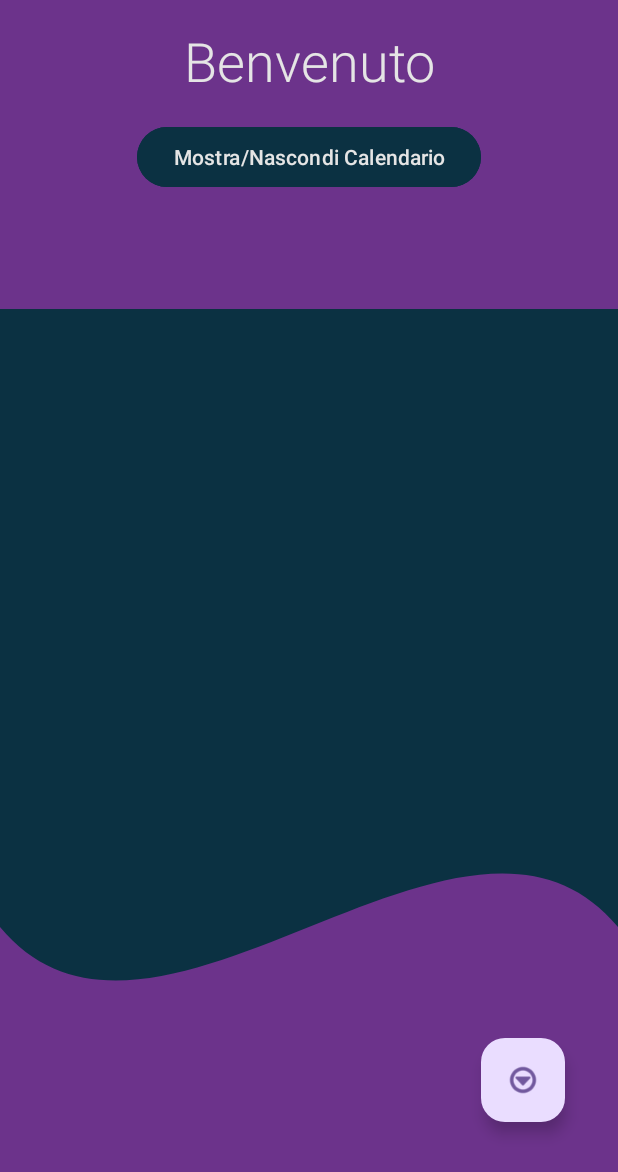
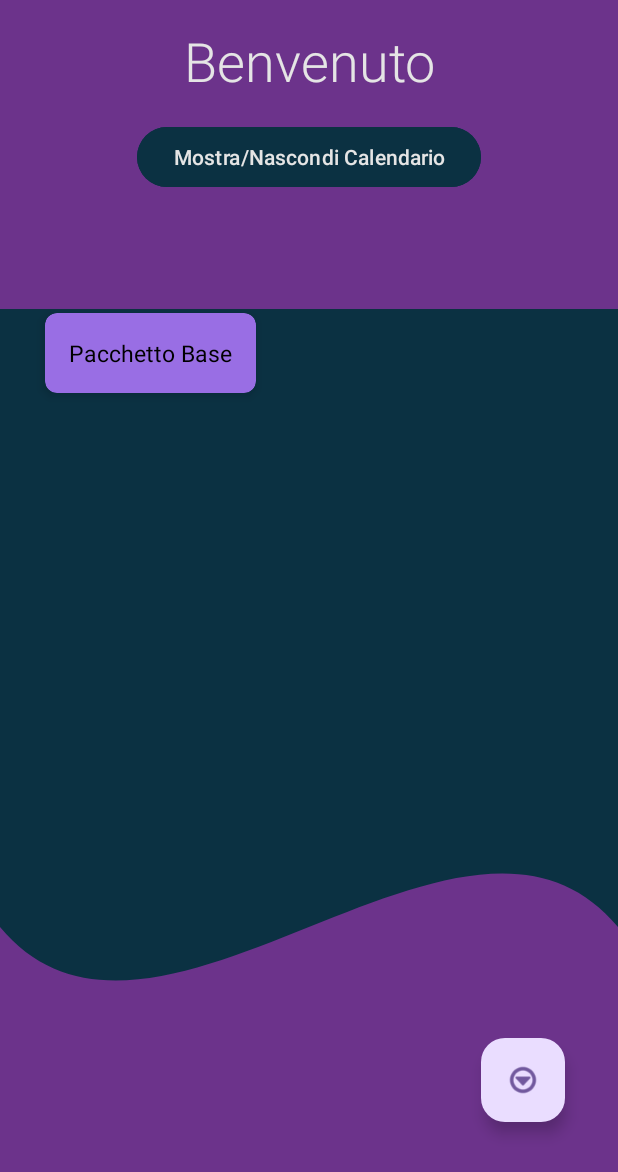
Before and after one commit to ilarialanciotto/Progetto_SI_room, an Android app: the DashboardCliente screen opened directly, with no data from a screen before it, on a phone screen of 412 x 824 dp. Shown: the top 1172 px of the screen. Run offline under Robolectric (Android 15) with nearby library versions, the phone set to English and light mode, and no system bars; our stand-ins replace Room's generated code.

Commit message:
modifica per i contenuti personalizzati per i clienti--> FUNZIONA ma non riesco a far aggiornare la lista in live. in una lista ci sono i pacchetti piu acquistati dall'utente e in un altra quelli piu acquistati in generale (i primi 2)

```diff
--- a/app/src/main/java/com/example/progetto_si/Acquisti/AcquistiViewModel.kt
+++ b/app/src/main/java/com/example/progetto_si/Acquisti/AcquistiViewModel.kt
@@ -2,6 +2,7 @@ package com.example.progetto_si.Acquisti
 
 import android.app.Application
 import androidx.lifecycle.AndroidViewModel
+import androidx.lifecycle.LiveData
 import androidx.lifecycle.viewModelScope
 import com.example.progetto_si.MyDatabase
 import com.example.progetto_si.Pacchetto.Pacchetto
@@ -46,4 +47,22 @@ class AcquistiViewModel (application : Application) : AndroidViewModel(applicati
         }
     }
 
+    fun getMaxPacchetto(callback: (List<String>) -> Unit) {
+        viewModelScope.launch(Dispatchers.IO) {
+            val result = acquistoDao.maxPacchettoAcquistato()
+            withContext(Dispatchers.Main) {
+                callback(result)
+            }
+        }
+    }
+
+    fun getMaxPacchettoCliente(idCliente: Int,callback: (List<String>) -> Unit) {
+        viewModelScope.launch(Dispatchers.IO) {
+            val result = acquistoDao.maxPacchettoCliente(idCliente)
+            withContext(Dispatchers.Main) {
+                callback(result)
+            }
+        }
+    }
+
 }
--- a/app/src/main/java/com/example/progetto_si/Acquisti/AcquistoDao.kt
+++ b/app/src/main/java/com/example/progetto_si/Acquisti/AcquistoDao.kt
@@ -1,5 +1,6 @@
 package com.example.progetto_si.Acquisti
 
+import androidx.lifecycle.LiveData
 import androidx.room.Dao
 import androidx.room.Insert
 import androidx.room.Query
@@ -22,4 +23,11 @@ interface AcquistoDao {
 
     @Query ("SELECT COUNT (DISTINCT pacchetto) FROM ACQUISTI WHERE cliente=:idC")
     fun getNumeroAcquistiPerCliente(idC: Int): Int
+
+    @Query ("SELECT p.nome  FROM acquisti a join pacchetto p on a.pacchetto=p.id  GROUP BY pacchetto ORDER BY COUNT(pacchetto) DESC LIMIT 2 ")
+    fun maxPacchettoAcquistato() : List<String>
+
+    @Query ("SELECT p.nome  FROM acquisti a join pacchetto p on a.pacchetto=p.id  WHERE cliente=:idCliente GROUP BY pacchetto ORDER BY COUNT(pacchetto) DESC LIMIT 2")
+    fun maxPacchettoCliente(idCliente : Int) : List<String>
+
 }
--- a/app/src/main/java/com/example/progetto_si/Login/DashboardCliente.kt
+++ b/app/src/main/java/com/example/progetto_si/Login/DashboardCliente.kt
@@ -14,6 +14,11 @@ import androidx.appcompat.app.AppCompatActivity
 import androidx.core.view.isVisible
 import androidx.lifecycle.ViewModelProvider
 import androidx.lifecycle.lifecycleScope
+import androidx.recyclerview.widget.LinearLayoutManager
+import androidx.recyclerview.widget.RecyclerView
+import com.example.progetto_si.Acquisti.AcquistiViewModel
+import com.example.progetto_si.ClassiUtili.AdapterStringNoedit
+import com.example.progetto_si.ClassiUtili.StringAdapter
 import com.example.progetto_si.Cliente.Activity.AcquistaPacchettoActivity
 import com.example.progetto_si.Cliente.Activity.GestioneDatiActivity
 import com.example.progetto_si.Cliente.Room.ClienteViewModel
@@ -29,7 +34,8 @@ class DashboardCliente : AppCompatActivity() {
     private lateinit var calendar: CalendarView
     private lateinit var btnToggleCalendar: Button
     private lateinit var fab: FloatingActionButton
-
+    private lateinit var RW1 : RecyclerView
+    private lateinit var RW2 : RecyclerView
     private lateinit var clienteViewModel: ClienteViewModel
     private lateinit var noteViewModel: NoteViewModel
 
@@ -43,15 +49,43 @@ class DashboardCliente : AppCompatActivity() {
         btnToggleCalendar = findViewById(R.id.btnToggleCalendar)
         fab = findViewById(R.id.floatingActionButton2)
 
-        calendar.visibility = View.INVISIBLE
-
         val username = intent.getStringExtra("EXTRA_USERNAME") ?: ""
         val password = intent.getStringExtra("EXTRA_PASSWORD") ?: ""
         val textViewWelcome: TextView = findViewById(R.id.txView)
 
+        RW1 = findViewById(R.id.r1)
+        RW2 = findViewById(R.id.r2)
+        RW1.layoutManager = LinearLayoutManager(this)
+        RW2.layoutManager = LinearLayoutManager(this)
+
+
+        RW1.visibility = View.VISIBLE
+        RW2.visibility = View.VISIBLE
+        calendar.visibility = View.INVISIBLE
+
         // Inizializza ViewModel
+        noteViewModel = ViewModelProvider(this)[NoteViewModel::class.java]
+        var acquistoWM = AcquistiViewModel(application)
         clienteViewModel = ViewModelProvider(this)[ClienteViewModel::class.java]
-        noteViewModel = ViewModelProvider(this)[NoteViewModel::class.java]
+
+        //inserimento dei pacchetti consigliati
+
+        lifecycleScope.launch {
+
+            clienteViewModel.getIdCliente(username,password){ id ->
+                acquistoWM.getMaxPacchettoCliente(id) { pck->
+                    val adapter2 = AdapterStringNoedit(pck)
+                    RW2.adapter = adapter2
+                }
+            }
+
+            acquistoWM.getMaxPacchetto { pck->
+                val adapter = AdapterStringNoedit(pck)
+                RW1.adapter = adapter
+            }
+        }
+
+        // FINE -------------------------------------------
 
         // Listener per Mostrare/Nascondere il Calendario
         btnToggleCalendar.setOnClickListener {
@@ -120,6 +154,8 @@ class DashboardCliente : AppCompatActivity() {
 
     private fun toggleCalendarVisibility() {
         calendar.visibility = if (calendar.isVisible) View.GONE else View.VISIBLE
+        RW1.visibility = if (calendar.isVisible) View.GONE else View.VISIBLE
+        RW2.visibility = if (calendar.isVisible) View.GONE else View.VISIBLE
     }
 
     @RequiresApi(Build.VERSION_CODES.Q)
--- a/app/src/main/res/layout/activity_login_cliente.xml
+++ b/app/src/main/res/layout/activity_login_cliente.xml
@@ -49,7 +49,7 @@
             android:selectedWeekBackgroundColor="@color/oxford_blue"
             app:layout_constraintTop_toBottomOf="@id/btnToggleCalendar"
             app:layout_constraintStart_toStartOf="parent"
-        app:layout_constraintEnd_toEndOf="parent" />
+            app:layout_constraintEnd_toEndOf="parent" tools:visibility="gone"/>
 
     <com.google.android.material.floatingactionbutton.FloatingActionButton
         android:id="@+id/floatingActionButton2"
@@ -63,6 +63,22 @@
         app:layout_constraintEnd_toEndOf="parent"
         app:layout_constraintStart_toStartOf="parent"
         app:srcCompat="@android:drawable/ic_menu_more" />
+    <androidx.recyclerview.widget.RecyclerView
+            android:layout_width="167dp"
+            android:layout_height="419dp"
+            android:id="@+id/r1" android:layout_marginTop="26dp"
+            app:layout_constraintTop_toBottomOf="@+id/btnToggleCalendar" app:layout_constraintBottom_toBottomOf="parent"
+            android:layout_marginBottom="158dp" app:layout_constraintStart_toStartOf="parent"
+            android:layout_marginStart="35dp" app:layout_constraintEnd_toStartOf="@+id/r2"
+            android:layout_marginEnd="27dp"/>
+    <androidx.recyclerview.widget.RecyclerView
+            android:layout_width="167dp"
+            android:layout_height="419dp"
+            android:id="@+id/r2" android:layout_marginTop="27dp"
+            app:layout_constraintTop_toBottomOf="@+id/btnToggleCalendar" android:layout_marginBottom="27dp"
+            app:layout_constraintBottom_toTopOf="@+id/floatingActionButton2" android:layout_marginStart="7dp"
+            app:layout_constraintStart_toEndOf="@+id/r1" android:layout_marginEnd="34dp"
+            app:layout_constraintEnd_toEndOf="parent"/>
 
 
 </androidx.constraintlayout.widget.ConstraintLayout>
```
Lines whose indentation alone changed are shown as unchanged.
